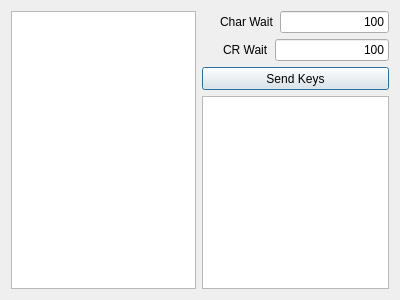
Qt form ui/dialogvkeyboard.ui (TheProjecter/pockemul) before a commit.
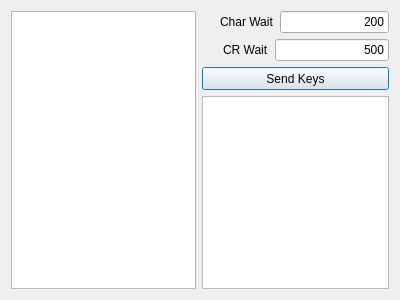
The same form after that commit.

The edit to the form file:
```diff
--- a/ui/dialogvkeyboard.ui
+++ b/ui/dialogvkeyboard.ui
@@ -63,7 +63,7 @@
           </size>
          </property>
          <property name="text">
-          <string>100</string>
+          <string>200</string>
          </property>
          <property name="maxLength">
           <number>5</number>
@@ -112,7 +112,7 @@
           </size>
          </property>
          <property name="text">
-          <string>100</string>
+          <string>500</string>
          </property>
          <property name="alignment">
           <set>Qt::AlignRight|Qt::AlignTrailing|Qt::AlignVCenter</set>
```
